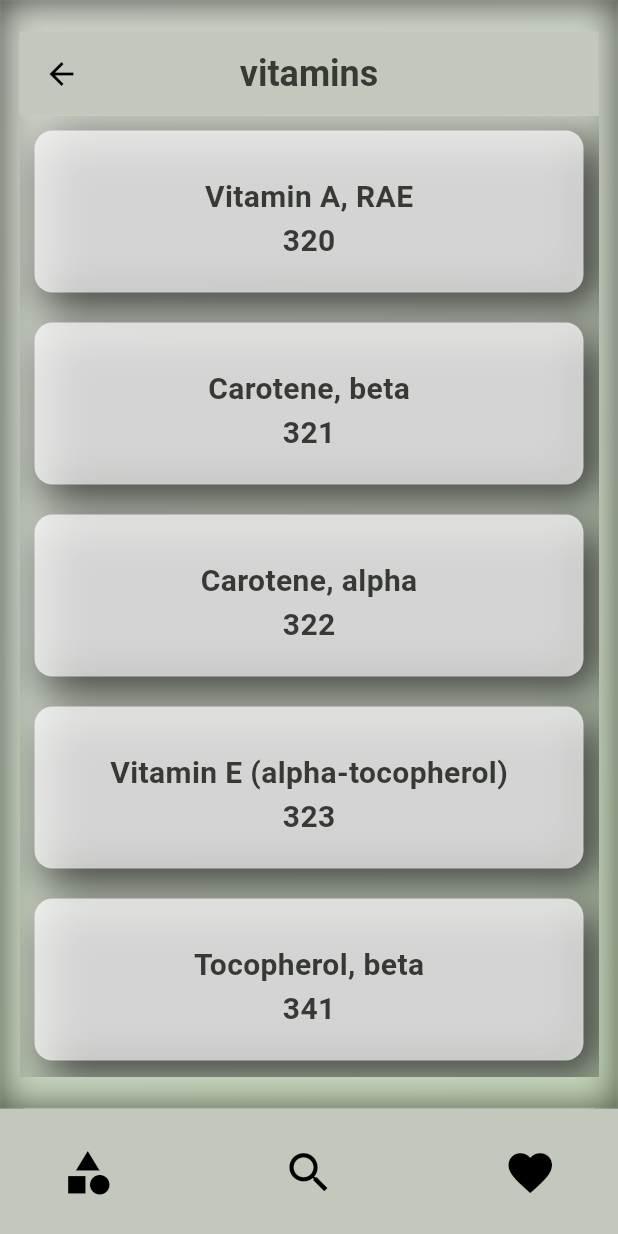
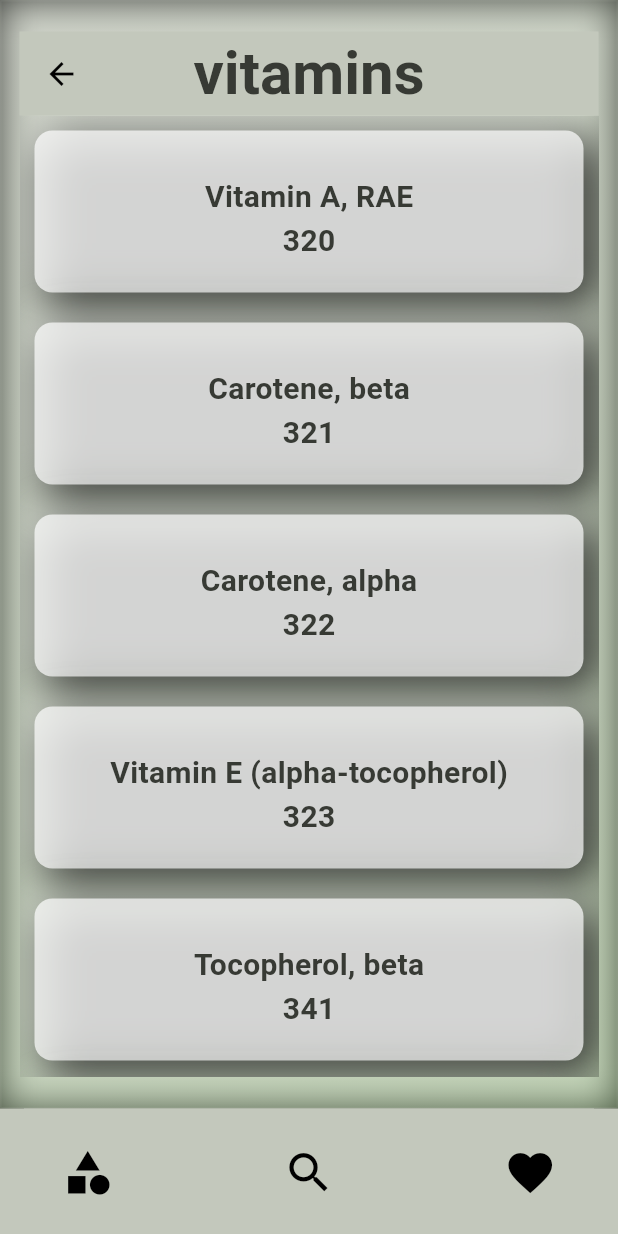
Before and after one commit to danbi4f/nutrivita_demo_v2_8.07.25, a Flutter app: the screen it shows after launch, after a tap on "vitamins", on a phone screen of 412 x 824 dp. Run offline on Flutter 3.47's test engine with Material 3 defaults, Android fonts, the phone set to English and light mode, and no system bars; drawn by our look-alikes of google_nav_bar; our stand-ins replace bloc, equatable, flutter_bloc, flutter_inset_box_shadow; network calls fail.

```diff
--- a/lib/common/theme/app_text_style.dart
+++ b/lib/common/theme/app_text_style.dart
@@ -1,54 +1,78 @@
 import 'package:flutter/material.dart';
 
 class AppTextStyles {
-  static TextStyle title(BuildContext context, {double size = 28}) {
+  static TextStyle title(
+    BuildContext context, {
+    double size = 28,
+    bool? isBold, // null = użyj domyślnego ustawienia
+  }) {
     return TextStyle(
-      fontWeight: FontWeight.bold,
+      fontWeight: (isBold ?? true) ? FontWeight.bold : FontWeight.normal,
       fontSize: size,
       color: AppColors.textSurfaceBright(context),
     );
   }
 
   // Duży nagłówek, np. tytuły ekranów
-  static TextStyle heading(BuildContext context, {double size = 24}) {
+  static TextStyle heading(
+    BuildContext context, {
+    double size = 24,
+    bool? isBold,
+  }) {
     return TextStyle(
-      fontWeight: FontWeight.bold,
+      fontWeight: (isBold ?? true) ? FontWeight.bold : FontWeight.normal,
       fontSize: size,
       color: AppColors.textSurfaceBright(context),
     );
   }
 
   // Średni nagłówek, np. sekcje
-  static TextStyle subheading(BuildContext context, {double size = 20}) {
+  static TextStyle subheading(
+    BuildContext context, {
+    double size = 20,
+    bool? isBold,
+  }) {
     return TextStyle(
-      fontWeight: FontWeight.w600,
+      fontWeight: (isBold ?? true) ? FontWeight.w600 : FontWeight.normal,
       fontSize: size,
       color: AppColors.textSurfaceBright(context),
     );
   }
 
   // Normalny tekst, np. paragrafy
-  static TextStyle body(BuildContext context, {double size = 16}) {
+  static TextStyle body(
+    BuildContext context, {
+    double size = 16,
+    bool? isBold,
+  }) {
     return TextStyle(
-      fontWeight: FontWeight.normal,
+      fontWeight: (isBold ?? false) ? FontWeight.bold : FontWeight.normal,
       fontSize: size,
       color: AppColors.textSurfaceBright(context),
     );
   }
 
   // Mniejszy tekst, np. opisy, dopiski
-  static TextStyle caption(BuildContext context, {double size = 12}) {
+  static TextStyle caption(
+    BuildContext context, {
+    double size = 12,
+    bool? isBold,
+  }) {
     return TextStyle(
-      fontWeight: FontWeight.normal,
+      fontWeight: (isBold ?? false) ? FontWeight.bold : FontWeight.normal,
       fontSize: size,
       color: AppColors.textSurfaceBright(context),
     );
   }
 
   // Mały, delikatny tekst, np. podpowiedzi, daty
-  static TextStyle hint(BuildContext context, {double size = 10}) {
+  static TextStyle hint(
+    BuildContext context, {
+    double size = 10,
+    bool? isBold,
+  }) {
     return TextStyle(
-      fontWeight: FontWeight.w300,
+      fontWeight: (isBold ?? false) ? FontWeight.bold : FontWeight.w300,
       fontSize: size,
       color: AppColors.textSurfaceBright(context),
     );
--- a/lib/pages/a_categories_page/mod/category_group/mod/category_group_item.dart
+++ b/lib/pages/a_categories_page/mod/category_group/mod/category_group_item.dart
@@ -2,7 +2,6 @@
 import 'package:nutrivita_demo_v2/common/theme/app_text_style.dart';
 import 'package:nutrivita_demo_v2/common/mod/custom_container.dart';
 import 'package:nutrivita_demo_v2/pages/a_categories_page/mod/category_group/data/model/category_group.dart';
-import 'package:nutrivita_demo_v2/pages/a_categories_page/mod/select_number/select_number.dart';
 import 'package:nutrivita_demo_v2/pages/home/home_page.dart';
 
 class CategoryGroupItem extends StatelessWidget {
--- a/lib/pages/a_categories_page/mod/select_number/mod/select_number_item.dart
+++ b/lib/pages/a_categories_page/mod/select_number/mod/select_number_item.dart
@@ -2,30 +2,25 @@
 import 'package:nutrivita_demo_v2/common/theme/app_text_style.dart';
 import 'package:nutrivita_demo_v2/common/mod/custom_container.dart';
 import 'package:nutrivita_demo_v2/pages/a_categories_page/mod/category_group/data/model/category_group_nutrient_number.dart';
-import 'package:nutrivita_demo_v2/pages/a_categories_page/mod/survey_foods/main/cut_survey_by_category_widget.dart';
 
 class SelectNumberItem extends StatelessWidget {
-  const SelectNumberItem({super.key, required this.nutrientByGroup});
+  final CategoryGroupNutrientNumber nutrientByGroup;
+  final ValueChanged<String> onTapItem; // callback
 
-  final CategoryGroupNutrientNumber nutrientByGroup;
+  const SelectNumberItem({
+    super.key,
+    required this.nutrientByGroup,
+    required this.onTapItem,
+  });
 
   @override
   Widget build(BuildContext context) {
     return GestureDetector(
-      onTap: () {
-        Navigator.of(context).push(
-          MaterialPageRoute(
-            builder:
-                (context) => CutSurveyByCategoryWidget(
-                  nutrientNumber: nutrientByGroup.number,
-                ),
-          ),
-        );
-      },
+      onTap: () => onTapItem(nutrientByGroup.number),
       child: CustomContainer(
         child: Column(
           children: [
-            SizedBox(height: 10),
+            const SizedBox(height: 10),
             Text(
               nutrientByGroup.name,
               style: AppTextStyles.subheading(context),
--- a/lib/pages/a_categories_page/mod/select_number/select_number.dart
+++ b/lib/pages/a_categories_page/mod/select_number/select_number.dart
@@ -1,20 +1,20 @@
 import 'package:flutter/material.dart';
+import 'package:nutrivita_demo_v2/common/mod/custom_container.dart';
 import 'package:nutrivita_demo_v2/common/theme/app_text_style.dart';
-import 'package:nutrivita_demo_v2/common/mod/custom_container.dart';
 import 'package:nutrivita_demo_v2/pages/a_categories_page/mod/category_group/data/model/category_group.dart';
 import 'package:nutrivita_demo_v2/pages/a_categories_page/mod/select_number/mod/select_number_item.dart';
 
 class SelectNumber extends StatelessWidget {
+  final CategoryGroup category;
+  final ValueChanged<String> onSelectNutrient;
+  final VoidCallback onBack;
+
   const SelectNumber({
     super.key,
     required this.category,
     required this.onSelectNutrient,
     required this.onBack,
   });
-
-  final CategoryGroup category;
-  final ValueChanged<String> onSelectNutrient;
-  final VoidCallback onBack;
 
   @override
   Widget build(BuildContext context) {
@@ -30,7 +30,7 @@
             backgroundColor: Theme.of(context).colorScheme.onSurfaceVariant,
             title: Text(
               category.categoryName,
-              style: AppTextStyles.heading(context),
+              style: AppTextStyles.heading(context, size: 40),
             ),
             centerTitle: true,
           ),
@@ -39,9 +39,9 @@
               itemCount: category.nutrientsGroup.length,
               itemBuilder: (context, index) {
                 final nutrientByGroup = category.nutrientsGroup[index];
-                return GestureDetector(
-                  onTap: () => onSelectNutrient(nutrientByGroup.number),
-                  child: SelectNumberItem(nutrientByGroup: nutrientByGroup),
+                return SelectNumberItem(
+                  nutrientByGroup: nutrientByGroup,
+                  onTapItem: onSelectNutrient, // używamy callbacku z HomePage
                 );
               },
             ),
--- a/lib/pages/a_categories_page/mod/survey_foods/mod/cut_survey_by_category_item.dart
+++ b/lib/pages/a_categories_page/mod/survey_foods/mod/cut_survey_by_category_item.dart
@@ -41,7 +41,7 @@
                   '${item.nameNutrients[nutrientNumber]} '
                   '${item.nutrients[nutrientNumber]?.toStringAsFixed(2)} '
                   '${item.unitNameNutrients[nutrientNumber]}',
-                  style: AppTextStyles.subheading(context),
+                  style: AppTextStyles.body(context, isBold: true),
                 ),
               ],
             ),
--- a/lib/pages/home/home_page.dart
+++ b/lib/pages/home/home_page.dart
@@ -91,15 +91,19 @@
   }
 
   // Funkcja otwierająca SelectNumber
+  // callback openSelectNumber
   void openSelectNumber(CategoryGroup category) {
     setState(() {
       selectedPage = SelectNumber(
         category: category,
         onSelectNutrient: (nutrientNumber) {
           setState(() {
-            // zamiast Navigator.push, pokazujemy CutSurveyByCategoryWidget w body
             selectedPage = CutSurveyByCategoryWidget(
               nutrientNumber: nutrientNumber,
+              onBack: () {
+                // wracamy do SelectNumber
+                openSelectNumber(category);
+              },
             );
           });
         },
```
Also changed, not shown: lib/pages/a_categories_page/mod/survey_foods/bloc/cut_survey_foods_bloc.dart (+6 -1 lines), lib/pages/a_categories_page/mod/survey_foods/main/cut_survey_by_category_widget.dart (+33 -4 lines), lib/pages/a_categories_page/mod/survey_foods/mod/cut_survey_by_category_success_widget.dart (+1 -17 lines).
